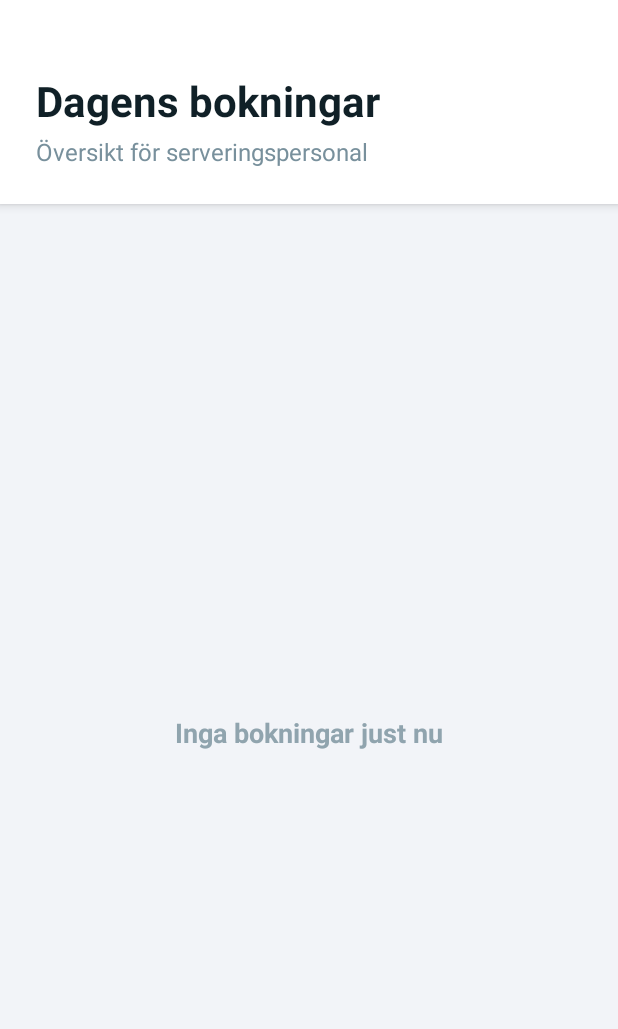
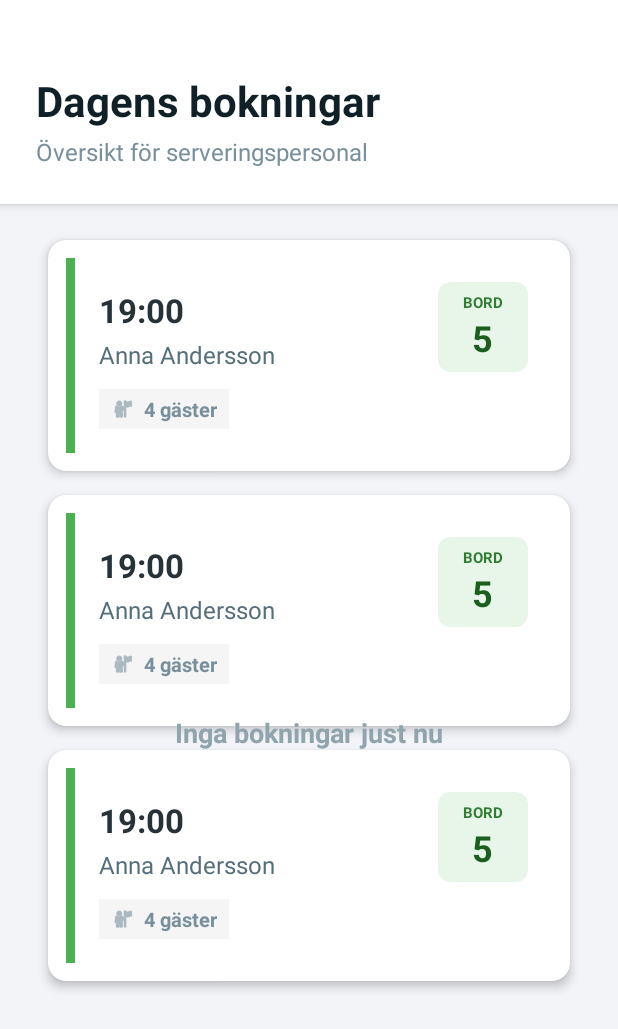
Before and after one commit to Ellevondan/RestaurantBookingApp, an Android app: the layout activity_main.xml on its own in the app's theme, with its tools: preview values and no code run, on a phone screen of 412 x 824 dp. Shown: the top 1029 px of the screen. Run offline under Robolectric (Android 15) with nearby library versions, the phone set to English and light mode, and no system bars.

Commit message:
Implementation for itembooking

```diff
--- a/app/src/main/res/layout/item_booking.xml
+++ b/app/src/main/res/layout/item_booking.xml
@@ -1,28 +1,135 @@
 <?xml version="1.0" encoding="utf-8"?>
-<!-- TODO: Design a card layout for displaying a single booking -->
-<!-- This layout should show:
-     - Table number (large and prominent)
-     - Customer name
-     - Booking time
-     - Number of guests
-
-     Use CardView as the root element for a nice card appearance.
-     Add appropriate IDs for each TextView so they can be referenced in BookingViewHolder.
-
-     Suggested IDs:
-     - @+id/textTableNumber
-     - @+id/textCustomerName
-     - @+id/textBookingTime
-     - @+id/textNumberOfGuests
--->
 <androidx.cardview.widget.CardView xmlns:android="http://schemas.android.com/apk/res/android"
     xmlns:app="http://schemas.android.com/apk/res-auto"
+    xmlns:tools="http://schemas.android.com/tools"
     android:layout_width="match_parent"
     android:layout_height="wrap_content"
-    android:layout_margin="8dp"
-    app:cardCornerRadius="8dp"
-    app:cardElevation="4dp">
+    android:layout_marginHorizontal="16dp"
+    android:layout_marginVertical="8dp"
+    app:cardCornerRadius="12dp"
+    app:cardElevation="4dp"
+    app:cardBackgroundColor="@android:color/white">
 
-    <!-- TODO: Add LinearLayout or ConstraintLayout here with TextViews for booking info -->
+    <androidx.constraintlayout.widget.ConstraintLayout
+        android:layout_width="match_parent"
+        android:layout_height="wrap_content"
+        android:padding="12dp"
+        android:foreground="?attr/selectableItemBackground">
 
+        <!-- Dekorativ "Status"-linje till vänster -->
+        <View
+            android:id="@+id/statusStrip"
+            android:layout_width="6dp"
+            android:layout_height="0dp"
+            android:background="#4CAF50"
+            app:layout_constraintTop_toTopOf="parent"
+            app:layout_constraintBottom_toBottomOf="parent"
+            app:layout_constraintStart_toStartOf="parent" />
+
+        <!-- Bordsnummer (stor box till höger) -->
+        <androidx.cardview.widget.CardView
+            android:id="@+id/tableCard"
+            android:layout_width="60dp"
+            android:layout_height="60dp"
+            android:layout_marginEnd="16dp"
+            android:layout_marginTop="16dp"
+            app:cardBackgroundColor="#E8F5E9"
+            app:cardCornerRadius="8dp"
+            app:cardElevation="0dp"
+            app:layout_constraintTop_toTopOf="parent"
+            app:layout_constraintEnd_toEndOf="parent">
+
+            <LinearLayout
+                android:layout_width="match_parent"
+                android:layout_height="match_parent"
+                android:gravity="center"
+                android:orientation="vertical">
+
+                <TextView
+                    android:layout_width="wrap_content"
+                    android:layout_height="wrap_content"
+                    android:text="BORD"
+                    android:textColor="#2E7D32"
+                    android:textSize="10sp"
+                    android:textStyle="bold" />
+
+                <TextView
+                    android:id="@+id/textTableNumber"
+                    android:layout_width="wrap_content"
+                    android:layout_height="wrap_content"
+                    android:textColor="#1B5E20"
+                    android:textSize="24sp"
+                    android:textStyle="bold"
+                    tools:text="5" />
+            </LinearLayout>
+        </androidx.cardview.widget.CardView>
+
+        <!-- Tid (stor och tydlig) -->
+
+        <!-- Kundnamn -->
+        <TextView
+            android:id="@+id/textBookingTime"
+            android:layout_width="wrap_content"
+            android:layout_height="wrap_content"
+            android:layout_marginStart="16dp"
+            android:layout_marginTop="20dp"
+            android:textColor="#263238"
+            android:textSize="22sp"
+            android:textStyle="bold"
+            app:layout_constraintEnd_toStartOf="@id/tableCard"
+            app:layout_constraintHorizontal_bias="0.0"
+            app:layout_constraintStart_toEndOf="@id/statusStrip"
+            app:layout_constraintTop_toTopOf="parent"
+            tools:text="19:00" />
+
+        <TextView
+            android:id="@+id/textCustomerName"
+            android:layout_width="0dp"
+            android:layout_height="wrap_content"
+            android:layout_marginStart="16dp"
+            android:layout_marginTop="4dp"
+            android:layout_marginEnd="16dp"
+            android:ellipsize="end"
+            android:maxLines="1"
+            android:textColor="#546E7A"
+            android:textSize="16sp"
+            app:layout_constraintStart_toEndOf="@id/statusStrip"
+            app:layout_constraintTop_toBottomOf="@id/textBookingTime"
+            app:layout_constraintEnd_toStartOf="@id/tableCard"
+            tools:text="Anna Andersson" />
+
+        <!-- Antal gäster (med ikon) -->
+        <LinearLayout
+            android:layout_width="wrap_content"
+            android:layout_height="wrap_content"
+            android:layout_marginStart="16dp"
+            android:layout_marginTop="12dp"
+            android:layout_marginBottom="16dp"
+            android:gravity="center_vertical"
+            android:orientation="horizontal"
+            android:background="#F5F5F5"
+            android:paddingHorizontal="8dp"
+            android:paddingVertical="4dp"
+            app:layout_constraintTop_toBottomOf="@id/textCustomerName"
+            app:layout_constraintStart_toEndOf="@id/statusStrip"
+            app:layout_constraintBottom_toBottomOf="parent">
+
+            <ImageView
+                android:layout_width="16dp"
+                android:layout_height="16dp"
+                android:src="@android:drawable/ic_menu_myplaces"
+                app:tint="#78909C" />
+
+            <TextView
+                android:id="@+id/textNumberOfGuests"
+                android:layout_width="wrap_content"
+                android:layout_height="wrap_content"
+                android:layout_marginStart="6dp"
+                android:textColor="#78909C"
+                android:textSize="13sp"
+                android:textStyle="bold"
+                tools:text="4 gäster" />
+        </LinearLayout>
+
+    </androidx.constraintlayout.widget.ConstraintLayout>
 </androidx.cardview.widget.CardView>
```
